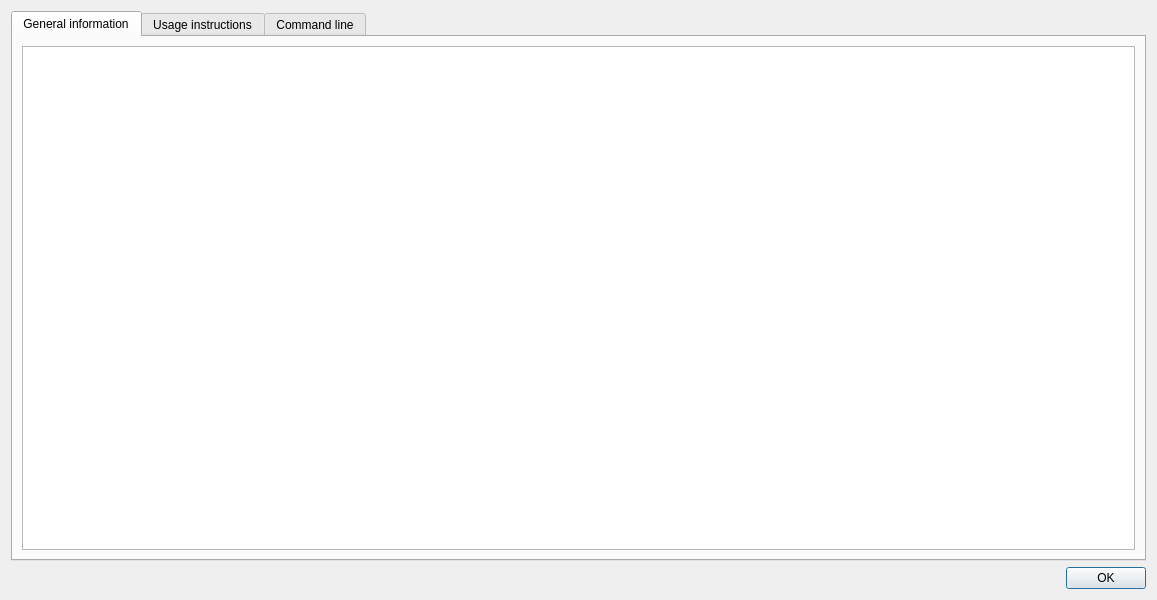
This is gns3/ui/node_info_dialog.ui in GNS3/gns3-gui as Qt 5 draws it before an edit. The edited form follows.
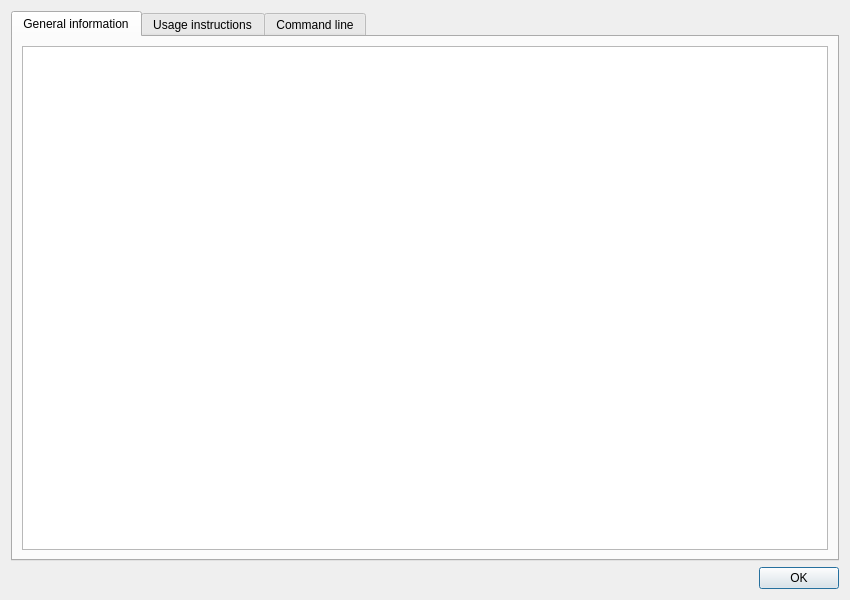
This is the edited form.

Commit message: Resize some more dialogs.

The edit to the form file:
```diff
--- a/gns3/ui/node_info_dialog.ui
+++ b/gns3/ui/node_info_dialog.ui
@@ -6,7 +6,7 @@
    <rect>
     <x>0</x>
     <y>0</y>
-    <width>1157</width>
+    <width>850</width>
     <height>600</height>
    </rect>
   </property>
```
The commit also changes 1 other file.
